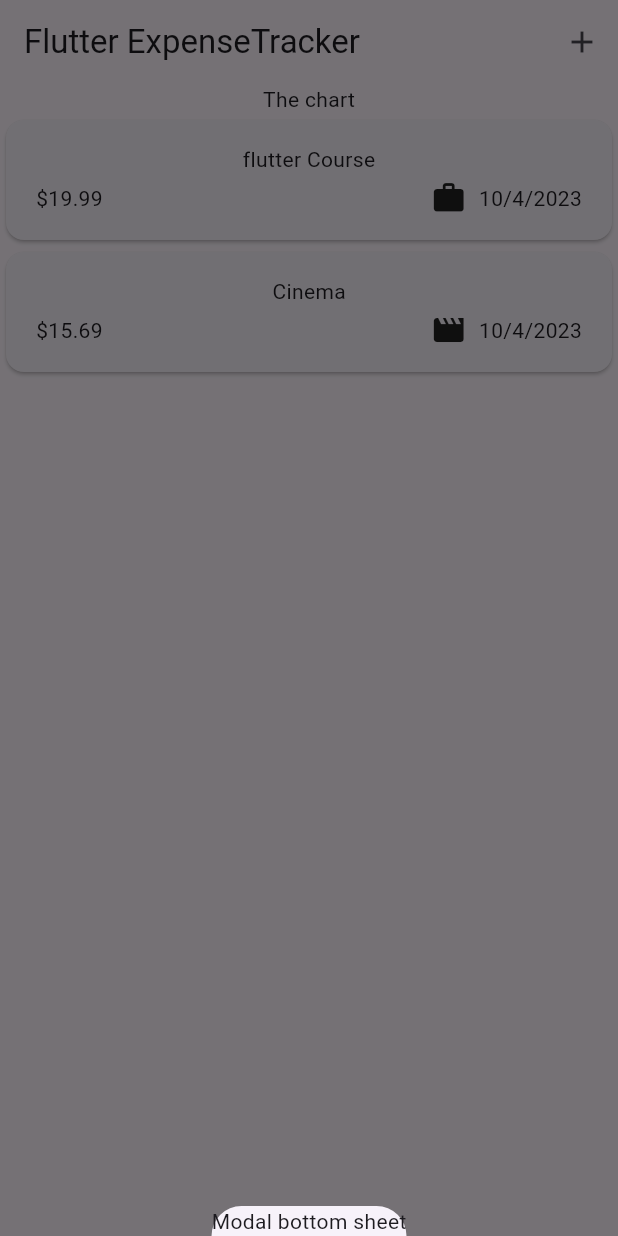
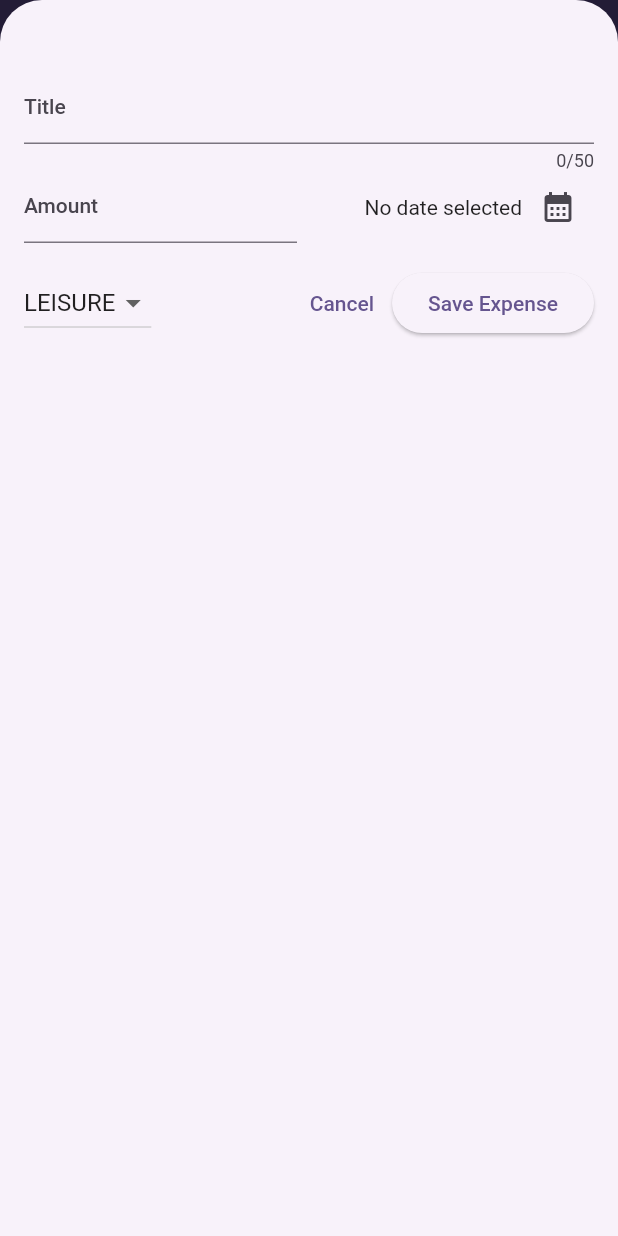
Before and after one commit to rednas-source/ExpensesApp, a Flutter app: the screen it shows after launch, after a tap on the "add" icon, on a phone screen of 412 x 824 dp. Run offline on Flutter 3.47's test engine with Material 2 defaults, Android fonts, the phone set to English and light mode, and no system bars.

```diff
--- a/lib/main.dart
+++ b/lib/main.dart
@@ -1,10 +1,23 @@
 import 'package:expense_tracker/widgets/expenses.dart';
 import 'package:flutter/material.dart';
+
+var kColorScheme = ColorScheme.fromSeed(seedColor:const Color.fromARGB(255, 96, 59, 181),);
 
 void main() {
   runApp(
      MaterialApp(
-    theme: ThemeData(useMaterial3: true),
+    theme: ThemeData().copyWith(
+    useMaterial3: true,
+    colorScheme: kColorScheme,
+    appBarTheme: AppBarTheme().copyWith(
+    backgroundColor: kColorScheme.onPrimaryContainer,
+    foregroundColor: kColorScheme.primaryContainer,
+    ),
+    cardTheme: const CardTheme().copyWith(
+    color: kColorScheme.secondaryContainer,
+    margin: const EdgeInsets.all(16),
+    )
+    ),
     home: const Expenses(),
     ),
   );
--- a/lib/widgets/expenses.dart
+++ b/lib/widgets/expenses.dart
@@ -1,4 +1,5 @@
 import 'package:expense_tracker/models/expense.dart';
+import 'package:expense_tracker/widgets/new_expense.dart';
 import 'package:flutter/material.dart';
 import 'expenses_list/expenses_list.dart';
 
@@ -29,13 +30,49 @@ class _ExpensesState extends State<Expenses> {
 
   void _openAddExpenseOverlay() {
     showModalBottomSheet(
+      isScrollControlled: true,
       context: context,
-      builder: (ctx) => const Text('Modal bottom sheet'),
+      builder: (ctx) => NewExpanse(onAddExpense: _addExpense),
     );
+  }
+
+  void _addExpense(Expense expense) {
+    setState(() {
+      _registeredExpenses.add(expense);
+    });
+  }
+
+  void _removeExpense(Expense expense) {
+  final expenseIndex = _registeredExpenses.indexOf(expense);
+    setState(() {
+      _registeredExpenses.remove(expense);
+    });
+    ScaffoldMessenger.of(context).clearSnackBars();
+    ScaffoldMessenger.of(context).showSnackBar(SnackBar(
+    duration: const Duration(seconds: 3),
+    action: SnackBarAction(
+    label: 'Undo',
+    onPressed: () {
+      setState(() {
+        _registeredExpenses.insert(expenseIndex, expense);
+      });
+    },
+    ),
+    content: const Text('Expense deleted')),);
   }
 
   @override
   Widget build(BuildContext context) {
+  Widget mainContent = const Center(child: Text('No expenses found. Start adding some!'),);
+
+  if(_registeredExpenses.isNotEmpty) {
+
+    mainContent = ExpensesList(
+                expenses: _registeredExpenses,
+                onRemoveExpense: _removeExpense
+          );
+
+  }
     return Scaffold(
       appBar: AppBar(
         title: const Text('Flutter ExpenseTracker'),
@@ -50,7 +87,7 @@ class _ExpensesState extends State<Expenses> {
         children: [
           const Text('The chart'),
           Expanded(
-            child: ExpensesList(expenses: _registeredExpenses),
+            child: mainContent,
           ),
         ],
       ),
--- a/lib/widgets/expenses_list/expenses_list.dart
+++ b/lib/widgets/expenses_list/expenses_list.dart
@@ -3,15 +3,25 @@ import 'package:expense_tracker/widgets/expenses_list/expense_item.dart';
 import 'package:flutter/material.dart';
 
 class ExpensesList extends StatelessWidget {
-  const ExpensesList({super.key, required this.expenses});
+  const ExpensesList(
+      {super.key, required this.expenses, required this.onRemoveExpense});
 
   final List<Expense> expenses;
+  final void Function(Expense expense) onRemoveExpense;
 
   @override
   Widget build(BuildContext context) {
     return ListView.builder(
       itemCount: expenses.length,
-      itemBuilder: (ctx, index) => ExpenseItem(expenses[index]),
+      itemBuilder: (ctx, index) => Dismissible(
+        key: ValueKey(
+          expenses[index],
+        ),
+        onDismissed: (direction) {
+          onRemoveExpense(expenses[index]);
+        },
+        child: ExpenseItem(expenses[index]),
+      ),
     );
   }
 }
--- /dev/null
+++ b/lib/widgets/new_expense.dart
@@ -0,0 +1,166 @@
+import 'package:flutter/material.dart';
+import 'package:intl/intl.dart';
+import 'package:expense_tracker/models/expense.dart';
+
+final formatter = DateFormat.yMd();
+
+class NewExpanse extends StatefulWidget {
+  const NewExpanse({super.key, required this.onAddExpense});
+
+  final void Function(Expense expense) onAddExpense;
+
+  @override
+  State<NewExpanse> createState() {
+    return _NewExpanseState();
+  }
+}
+
+class _NewExpanseState extends State<NewExpanse> {
+  final _titleController = TextEditingController();
+  final _amountController = TextEditingController();
+  DateTime? _selectedDate;
+  Category _selectedCategory = Category.leisure;
+
+  void _presentDatePicker() async {
+    final now = DateTime.now();
+    final firstDate = DateTime(now.year - 1, now.month, now.day);
+    final pickedDate = await showDatePicker(
+        context: context,
+        initialDate: now,
+        firstDate: firstDate,
+        lastDate: now);
+    setState(() {
+      _selectedDate = pickedDate;
+    });
+  }
+
+  void _submitExpenseData() {
+    final enteredAmount = double.tryParse(_amountController.text);
+    final amountIsInvalid = enteredAmount == null || enteredAmount <= 0;
+    if (_titleController.text.trim().isEmpty ||
+        amountIsInvalid ||
+        _selectedDate == null) {
+      //show error message
+      showDialog(
+        context: context,
+        builder: (ctx) => AlertDialog(
+          title: const Text('Invalid input'),
+          content: const Text(
+              'Please make sure a valid title, amound, date and category was entered'),
+          actions: [
+            TextButton(
+              onPressed: () {
+                Navigator.pop(ctx);
+              },
+              child: const Text('Okay'),
+            )
+          ],
+        ),
+      );
+      return;
+    }
+
+    widget.onAddExpense(
+      Expense(
+        title: _titleController.text,
+        amount: enteredAmount,
+        date: _selectedDate!,
+        category: _selectedCategory,
+      ),
+    );
+    Navigator.pop(context);
+  }
+
+  @override
+  void dispose() {
+    _titleController.dispose();
+    _amountController.dispose();
+    super.dispose();
+  }
+
+  @override
+  Widget build(BuildContext context) {
+    return Padding(
+      padding: const EdgeInsets.fromLTRB(16, 48, 16, 16),
+      child: Column(
+        children: [
+          TextField(
+            controller: _titleController,
+            maxLength: 50,
+            decoration: const InputDecoration(
+              label: Text('Title'),
+            ),
+          ),
+          Row(
+            children: [
+              Expanded(
+                child: TextField(
+                  controller: _amountController,
+                  keyboardType: TextInputType.number,
+                  decoration: const InputDecoration(
+                    prefixText: '\$ ',
+                    label: Text('Amount'),
+                  ),
+                ),
+              ),
+              const SizedBox(width: 16),
+              Expanded(
+                child: Row(
+                  mainAxisAlignment: MainAxisAlignment.end,
+                  crossAxisAlignment: CrossAxisAlignment.center,
+                  children: [
+                    Text(_selectedDate == null
+                        ? 'No date selected'
+                        : formatter.format(_selectedDate!)),
+                    IconButton(
+                      onPressed: _presentDatePicker,
+                      icon: const Icon(
+                        Icons.calendar_month,
+                      ),
+                    )
+                  ],
+                ),
+              ),
+            ],
+          ),
+          const SizedBox(height: 16),
+          Row(
+            children: [
+              DropdownButton(
+                  value: _selectedCategory,
+                  items: Category.values
+                      .map(
+                        (category) => DropdownMenuItem(
+                          value: category,
+                          child: Text(
+                            category.name.toUpperCase(),
+                          ),
+                        ),
+                      )
+                      .toList(),
+                  onChanged: (value) {
+                    if (value == null) {
+                      return;
+                    }
+                    setState(() {
+                      _selectedCategory = value;
+                    });
+                  }),
+              const Spacer(),
+              TextButton(
+                onPressed: () {
+                  Navigator.pop(context);
+                },
+                child: const Text('Cancel'),
+              ),
+              ElevatedButton(
+                onPressed: _submitExpenseData,
+                child: const Text('Save Expense'),
+              )
+            ],
+          ),
+        ],
+      ),
+    );
+  }
+}
```
